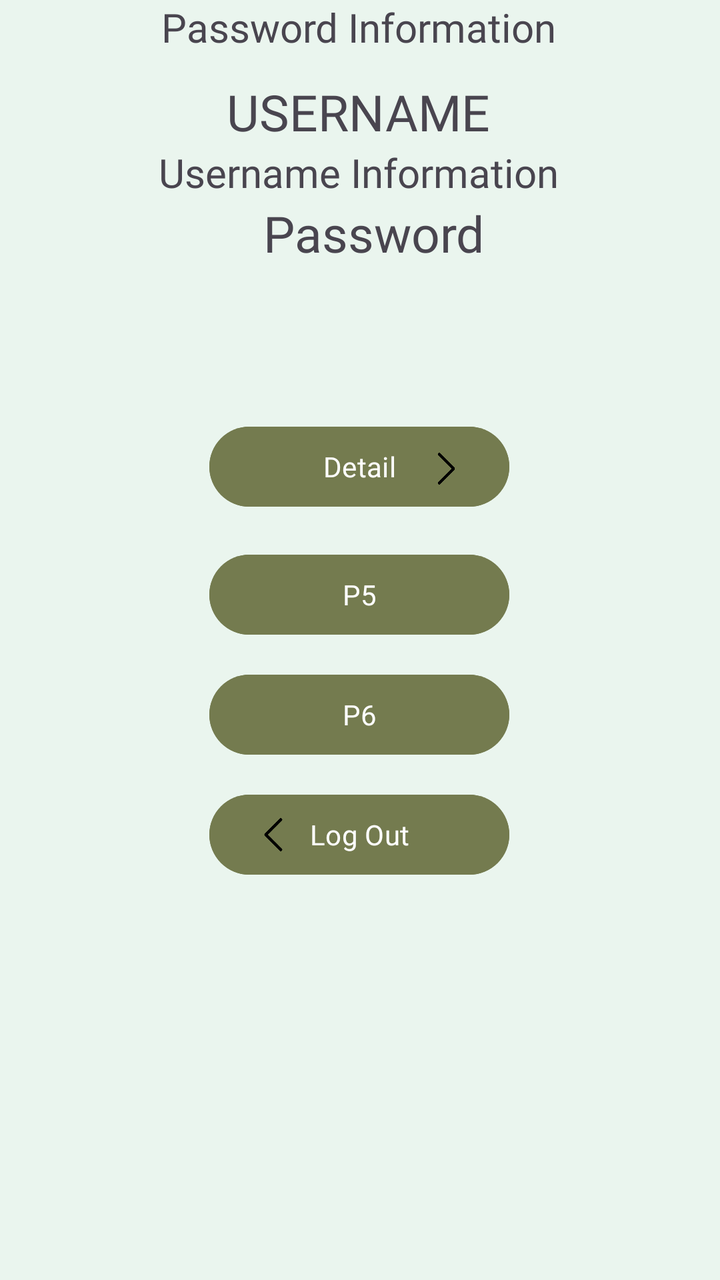
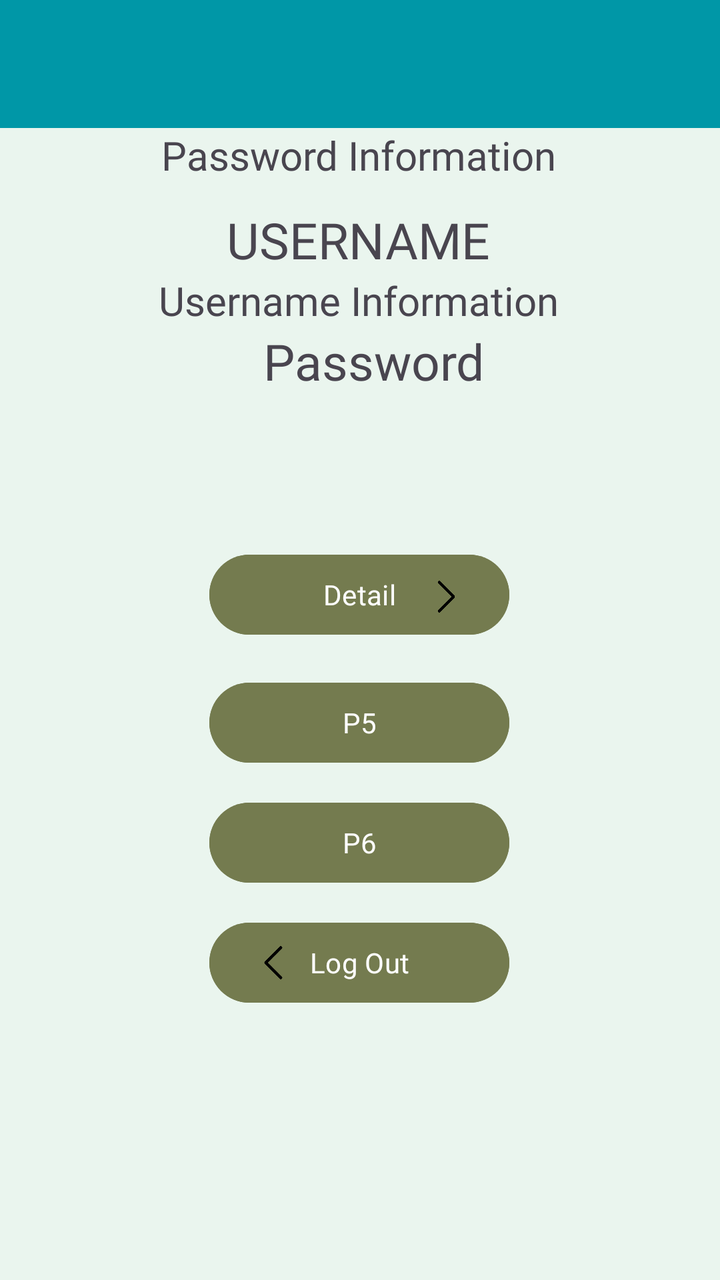

An Android layout rendered at two revisions. The XML below is the earlier revision; the diff shows what the commit changed to produce the second picture.
<!-- AndroidManifest.xml: application theme Theme.Sherine_TIA -->
<!-- res/layout/activity_main.xml -->
<?xml version="1.0" encoding="utf-8"?>
<androidx.constraintlayout.widget.ConstraintLayout xmlns:android="http://schemas.android.com/apk/res/android"
    xmlns:app="http://schemas.android.com/apk/res-auto"
    xmlns:tools="http://schemas.android.com/tools"
    android:id="@+id/main"
    android:layout_width="match_parent"
    android:layout_height="match_parent"
    android:background="@color/bgColour"
    tools:context=".MainActivity">

    <TextView
        android:id="@+id/username"
        android:layout_width="wrap_content"
        android:layout_height="wrap_content"
        android:layout_marginStart="80dp"
        android:layout_marginTop="12dp"
        android:layout_marginEnd="84dp"
        android:fontFamily="@font/cinzel_regular"
        android:text="USERNAME"
        android:textSize="25dp"
        app:layout_constraintEnd_toEndOf="parent"
        app:layout_constraintHorizontal_bias="0.518"
        app:layout_constraintStart_toStartOf="parent"
        app:layout_constraintTop_toBottomOf="@+id/txtPassword" />

    <TextView
        android:id="@+id/txtUsername"
        android:layout_width="wrap_content"
        android:layout_height="wrap_content"
        android:fontFamily="@font/cinzel_bold"
        android:text="Username Information"
        android:textSize="20sp"
        app:layout_constraintEnd_toEndOf="parent"
        app:layout_constraintHorizontal_bias="0.496"
        app:layout_constraintStart_toStartOf="parent"
        app:layout_constraintTop_toBottomOf="@+id/username" />

    <TextView
        android:id="@+id/password"
        android:layout_width="wrap_content"
        android:layout_height="wrap_content"
        android:layout_marginStart="80dp"
        android:layout_marginEnd="84dp"
        android:fontFamily="@font/cinzel_regular"
        android:text="Password"
        android:textSize="25dp"
        app:layout_constraintEnd_toEndOf="parent"
        app:layout_constraintHorizontal_bias="0.605"
        app:layout_constraintStart_toStartOf="parent"
        app:layout_constraintTop_toBottomOf="@+id/txtUsername" />

    <TextView
        android:id="@+id/txtPassword"
        android:layout_width="wrap_content"
        android:layout_height="wrap_content"
        android:fontFamily="@font/cinzel_bold"
        android:text="Password Information"
        android:textSize="20sp"
        app:layout_constraintEnd_toEndOf="parent"
        app:layout_constraintHorizontal_bias="0.496"
        app:layout_constraintStart_toStartOf="parent"
        tools:layout_editor_absoluteY="34dp" />

    <Button
        android:id="@+id/btnDetail"
        android:layout_width="150dp"
        android:layout_height="wrap_content"
        android:layout_marginTop="76dp"
        android:backgroundTint="@color/button"
        android:fontFamily="@font/godofwar"
        android:text="Detail"
        app:layout_constraintEnd_toEndOf="parent"
        app:layout_constraintHorizontal_bias="0.498"
        app:layout_constraintStart_toStartOf="parent"
        app:layout_constraintTop_toBottomOf="@+id/password" />

    <Button
        android:id="@+id/btnP5"
        android:layout_width="150dp"
        android:layout_height="wrap_content"
        android:layout_marginTop="16dp"
        android:backgroundTint="@color/button"
        android:fontFamily="@font/godofwar"
        android:text="P5"
        app:layout_constraintEnd_toEndOf="parent"
        app:layout_constraintHorizontal_bias="0.498"
        app:layout_constraintStart_toStartOf="parent"
        app:layout_constraintTop_toBottomOf="@+id/btnDetail" />

    <Button
        android:id="@+id/btnP6"
        android:layout_width="150dp"
        android:layout_height="wrap_content"
        android:layout_marginTop="12dp"
        android:backgroundTint="@color/button"
        android:fontFamily="@font/godofwar"
        android:text="P6"
        app:layout_constraintEnd_toEndOf="parent"
        app:layout_constraintHorizontal_bias="0.498"
        app:layout_constraintStart_toStartOf="parent"
        app:layout_constraintTop_toBottomOf="@+id/btnP5" />

    <Button
        android:id="@+id/btnLogOut"
        android:layout_width="150dp"
        android:layout_height="wrap_content"
        android:layout_marginTop="12dp"
        android:backgroundTint="@color/button"
        android:fontFamily="@font/godofwar"
        android:text="Log Out"
        app:layout_constraintEnd_toEndOf="parent"
        app:layout_constraintHorizontal_bias="0.498"
        app:layout_constraintStart_toStartOf="parent"
        app:layout_constraintTop_toBottomOf="@+id/btnP6" />

    <ImageView
        android:id="@+id/imageView5"
        android:layout_width="24dp"
        android:layout_height="48dp"
        android:layout_marginStart="20dp"
        android:rotation="90"
        app:layout_constraintBottom_toBottomOf="@+id/btnLogOut"
        app:layout_constraintStart_toStartOf="@+id/btnLogOut"
        app:layout_constraintTop_toTopOf="@+id/btnLogOut"
        app:layout_constraintVertical_bias="0.0"
        app:srcCompat="@drawable/arrow" />

    <ImageView
        android:id="@+id/imageView7"
        android:layout_width="23dp"
        android:layout_height="46dp"
        android:layout_marginEnd="20dp"
        android:rotation="-90"
        app:layout_constraintBottom_toBottomOf="@+id/btnDetail"
        app:layout_constraintEnd_toEndOf="@+id/btnDetail"
        app:layout_constraintTop_toTopOf="@+id/btnDetail"
        app:layout_constraintVertical_bias="1.0"
        app:srcCompat="@drawable/arrow" />

</androidx.constraintlayout.widget.ConstraintLayout>
<!-- resources referenced by this layout -->
<resources>
  <color name="bgColour">#EAF5EE</color>
  <color name="button">#747B4F</color>
  <!-- drawable arrow: png bitmap (drawable, 2806 bytes) -->
  <style name="Theme.Sherine_TIA" parent="Base.Theme.Sherine_TIA" />
  <style name="Base.Theme.Sherine_TIA" parent="Theme.Material3.DayNight.NoActionBar">
          
          
      </style>
</resources>

<!-- the commit's change to res/layout/activity_main.xml (unified diff, before → after) -->
@@ -7,6 +7,14 @@
     android:layout_height="match_parent"
     android:background="@color/bgColour"
     tools:context=".MainActivity">
+
+    <androidx.appcompat.widget.Toolbar
+        android:id="@+id/toolbar"
+        android:layout_width="match_parent"
+        android:layout_height="?attr/actionBarSize"
+        android:background="#0097A7"
+        app:subtitleTextColor="@android:color/white"
+        app:titleTextColor="@android:color/white" />
 
     <TextView
         android:id="@+id/username"
@@ -59,7 +67,7 @@
         app:layout_constraintEnd_toEndOf="parent"
         app:layout_constraintHorizontal_bias="0.496"
         app:layout_constraintStart_toStartOf="parent"
-        tools:layout_editor_absoluteY="34dp" />
+        app:layout_constraintTop_toBottomOf="@+id/toolbar" />
 
     <Button
         android:id="@+id/btnDetail"
